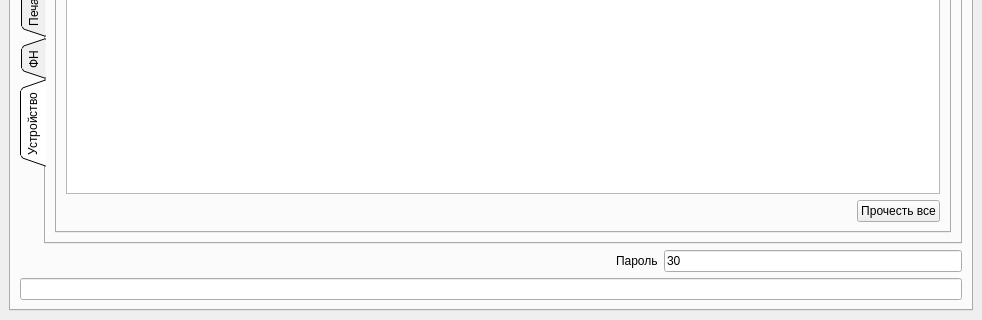
Megaxela/FRTester, file ui/mainwindow.ui: the form before one commit; both pictures show x 0 to 982 and y 315 to 635 of the 982 by 635 pixel window.
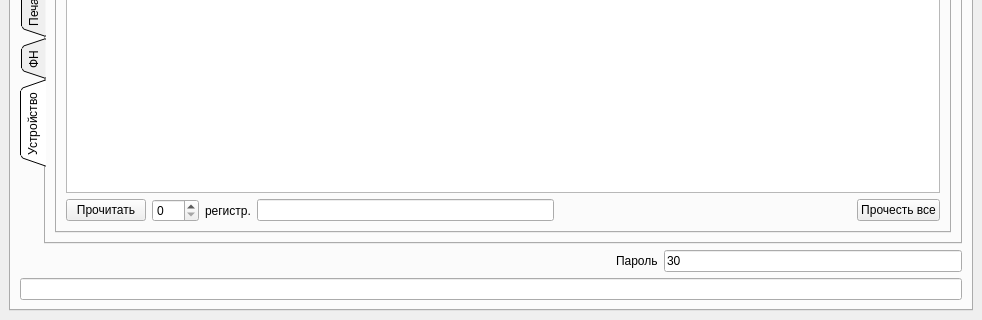
The form after the commit. The open tabs and pages were chosen to show the change. Custom widgets are drawn as their Qt base class.

Commit message: Добавил считывание операционных регистров

Patch:
```diff
--- a/ui/mainwindow.ui
+++ b/ui/mainwindow.ui
@@ -894,6 +894,30 @@
                 </item>
                 <item>
                  <layout class="QHBoxLayout" name="horizontalLayout_19">
+                  <item>
+                   <widget class="QPushButton" name="commandsDeviceOperationsReadOnePushButton">
+                    <property name="text">
+                     <string>Прочитать</string>
+                    </property>
+                   </widget>
+                  </item>
+                  <item>
+                   <widget class="QSpinBox" name="commandsDeviceOperationsCurrentNumberSpinBox">
+                    <property name="maximum">
+                     <number>255</number>
+                    </property>
+                   </widget>
+                  </item>
+                  <item>
+                   <widget class="QLabel" name="label_30">
+                    <property name="text">
+                     <string>регистр.</string>
+                    </property>
+                   </widget>
+                  </item>
+                  <item>
+                   <widget class="QLineEdit" name="commandsDeviceOperationsCurrentResultLineEdit"/>
+                  </item>
                   <item>
                    <spacer name="horizontalSpacer_6">
                     <property name="orientation">
```
Left out of the diff: 4 changed lines with no effect on the pictures. The commit also changes 2 other files.
